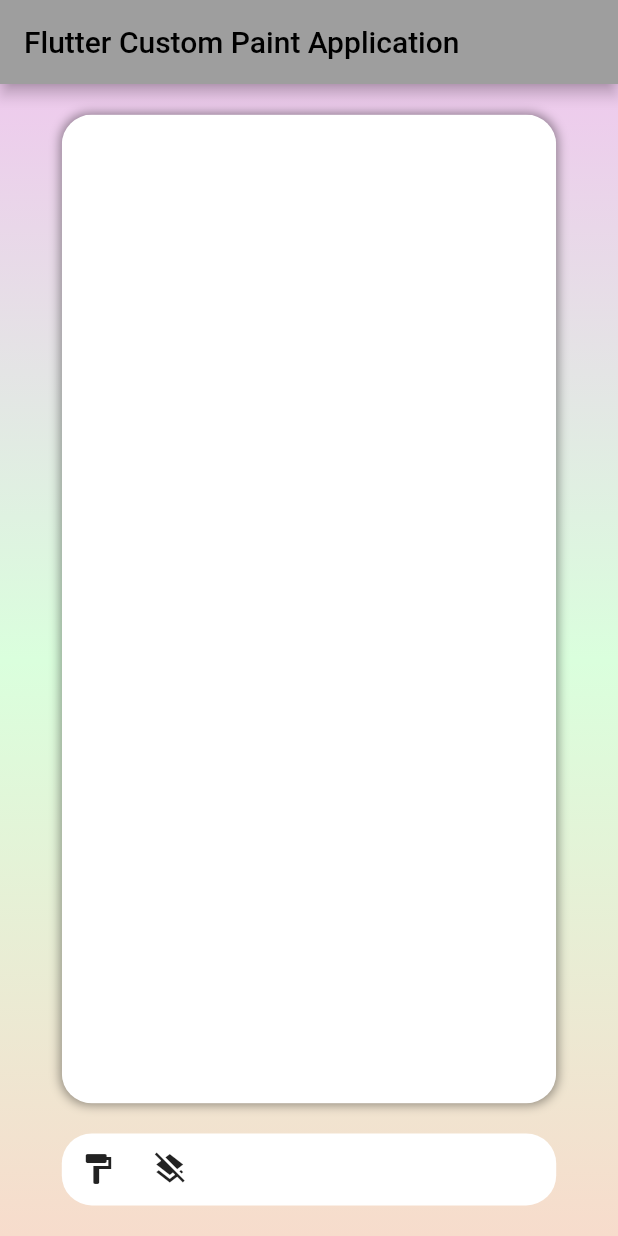
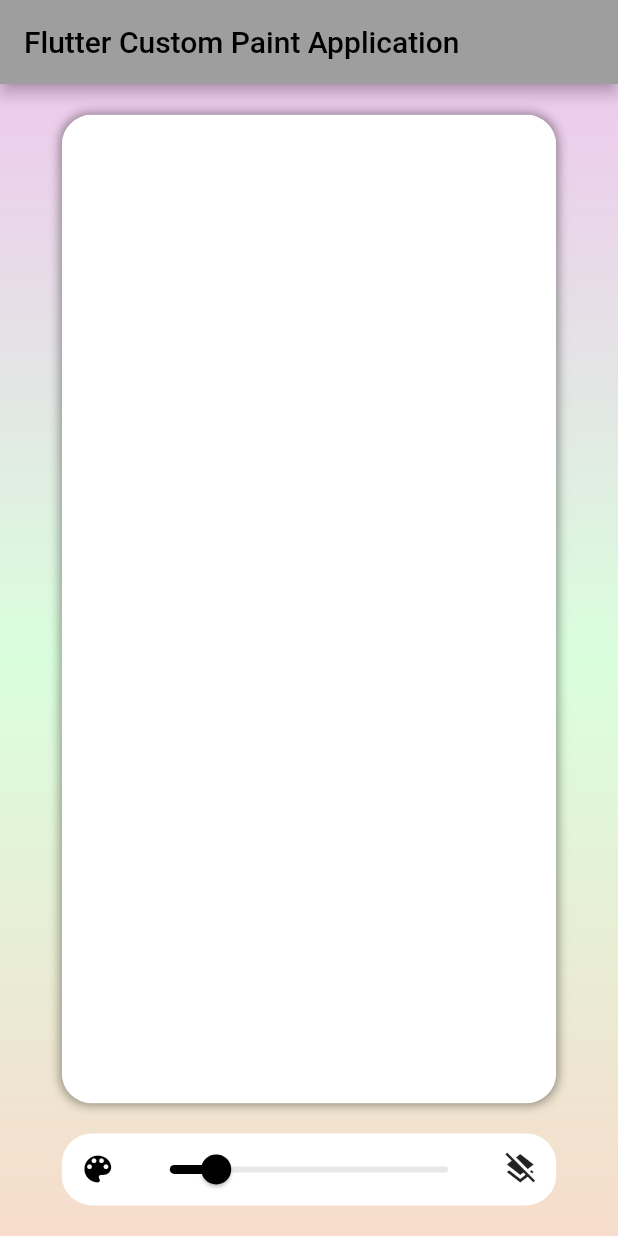
Before and after one commit to henry-deriv/flutter-paint-app, a Flutter app: the screen it shows after launch, after a tap on the "layers clear" icon, on a phone screen of 412 x 824 dp. Run offline on Flutter 3.47's test engine with Material 2 defaults, Android fonts, the phone set to English and light mode, and no system bars; our stand-ins replace flutter_colorpicker.

Commit message:
paint brush customization

```diff
--- a/lib/main.dart
+++ b/lib/main.dart
@@ -1,6 +1,7 @@
 import 'dart:ui';
 
 import 'package:flutter/material.dart';
+import 'package:flutter_colorpicker/flutter_colorpicker.dart';
 
 void main() {
   runApp(const MyApp());
@@ -23,6 +24,13 @@ class MyApp extends StatelessWidget {
   }
 }
 
+class DrawingArea {
+  Offset point;
+  Paint areaPaint;
+
+  DrawingArea({required this.point, required this.areaPaint});
+}
+
 class MyHomePage extends StatefulWidget {
   const MyHomePage({super.key, required this.title});
 
@@ -33,7 +41,45 @@ class MyHomePage extends StatefulWidget {
 }
 
 class _MyHomePageState extends State<MyHomePage> {
-  List<Offset?> points = [];
+  List<DrawingArea?> points = [];
+  late Color selectedColor;
+  late double strokeWidth;
+
+  @override
+  void initState() {
+    super.initState();
+    selectedColor = Colors.black;
+    strokeWidth = 2.0;
+  }
+
+  Future<void> selectColor() async {
+    return showDialog<void>(
+      context: context,
+      builder: (BuildContext context) {
+        return AlertDialog(
+          title: const Text('Choose Color'),
+          content: SingleChildScrollView(
+            child: BlockPicker(
+              pickerColor: selectedColor,
+              onColorChanged: (color) {
+                setState(() {
+                  selectedColor = color;
+                });
+              },
+            ),
+          ),
+          actions: <Widget>[
+            ElevatedButton(
+              child: const Text('Close'),
+              onPressed: () {
+                Navigator.of(context).pop();
+              },
+            ),
+          ],
+        );
+      },
+    );
+  }
 
   @override
   Widget build(BuildContext context) {
@@ -79,12 +125,24 @@ class _MyHomePageState extends State<MyHomePage> {
                   child: GestureDetector(
                     onPanDown: (details) {
                       setState(() {
-                        points.add(details.localPosition);
+                        points.add(DrawingArea(
+                            point: details.localPosition,
+                            areaPaint: Paint()
+                              ..strokeCap = StrokeCap.round
+                              ..isAntiAlias = true
+                              ..color = selectedColor
+                              ..strokeWidth = strokeWidth));
                       });
                     },
                     onPanUpdate: (details) {
                       setState(() {
-                        points.add(details.localPosition);
+                        points.add(DrawingArea(
+                            point: details.localPosition,
+                            areaPaint: Paint()
+                              ..strokeCap = StrokeCap.round
+                              ..isAntiAlias = true
+                              ..color = selectedColor
+                              ..strokeWidth = strokeWidth));
                       });
                     },
                     onPanEnd: (details) {
@@ -113,12 +171,32 @@ class _MyHomePageState extends State<MyHomePage> {
                   child: Row(
                     children: [
                       IconButton(
-                        icon: const Icon(Icons.format_paint),
-                        onPressed: () {},
+                        icon: Icon(
+                          Icons.color_lens_rounded,
+                          color: selectedColor,
+                        ),
+                        onPressed: () {
+                          selectColor();
+                        },
+                      ),
+                      Expanded(
+                        child: Slider(
+                          min: 1.0,
+                          max: 7.0,
+                          value: strokeWidth,
+                          activeColor: selectedColor,
+                          onChanged: (value) {
+                            setState(() {
+                              strokeWidth = value;
+                            });
+                          },
+                        ),
                       ),
                       IconButton(
                         icon: const Icon(Icons.layers_clear),
-                        onPressed: () {},
+                        onPressed: () {
+                          points.clear();
+                        },
                       ),
                     ],
                   ),
@@ -133,7 +211,7 @@ class _MyHomePageState extends State<MyHomePage> {
 }
 
 class MyCustomPainter extends CustomPainter {
-  List<Offset?> points;
+  List<DrawingArea?> points;
 
   MyCustomPainter({required this.points}) : super();
   @override
@@ -143,17 +221,13 @@ class MyCustomPainter extends CustomPainter {
     Rect rect = Rect.fromLTWH(0, 0, size.width, size.height);
     canvas.drawRect(rect, background);
 
-    Paint paint = Paint()
-      ..color = Colors.black
-      ..strokeWidth = 2.0
-      ..isAntiAlias = true
-      ..strokeCap = StrokeCap.round;
-
     for (int x = 0; x < points.length - 1; x++) {
       if (points[x] != null && points[x + 1] != null) {
-        canvas.drawLine(points[x]!, points[x + 1]!, paint);
+        Paint? paint = points[x]?.areaPaint;
+        canvas.drawLine(points[x]!.point, points[x + 1]!.point, paint!);
       } else if (points[x] != null && points[x + 1] == null) {
-        canvas.drawPoints(PointMode.points, [points[x]!], paint);
+        Paint? paint = points[x]?.areaPaint;
+        canvas.drawPoints(PointMode.points, [points[x]!.point], paint!);
       }
     }
   }
```
